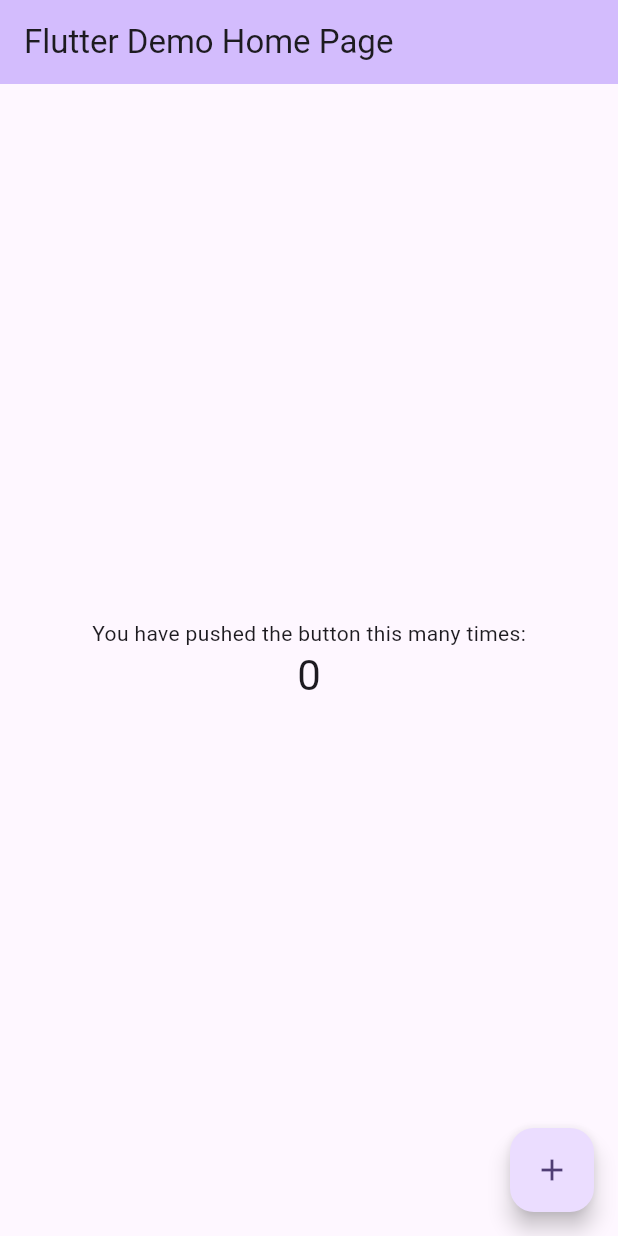
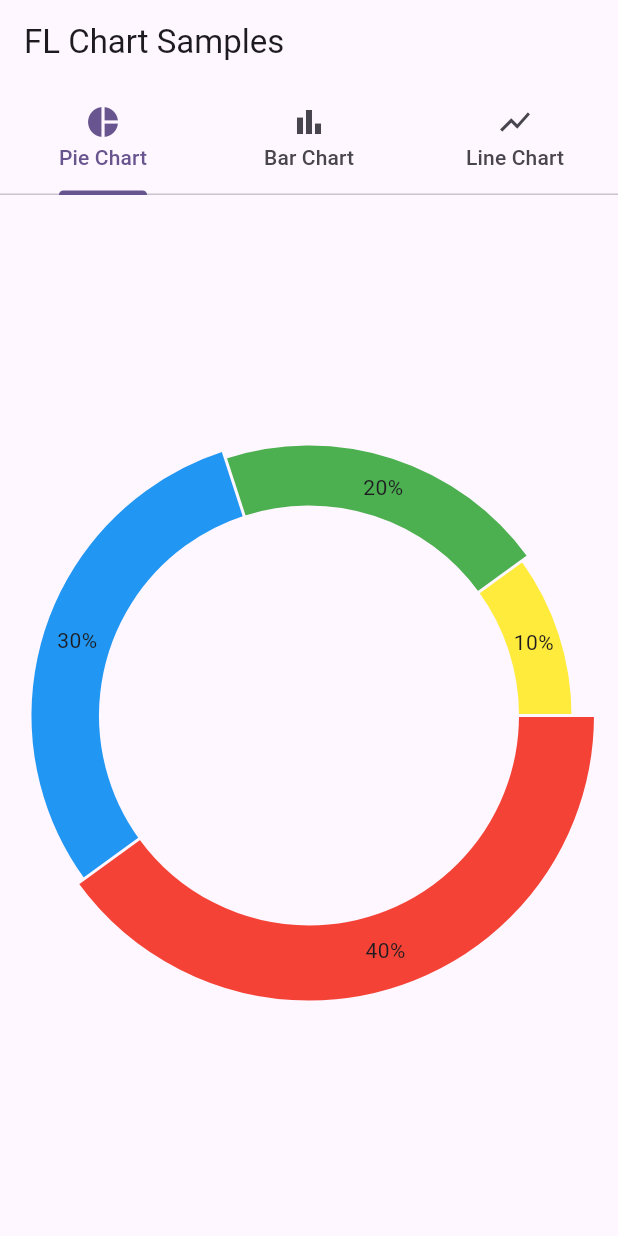
Before and after one commit to lightrao/flutter_fl_chart_demo, a Flutter app: the screen it shows after launch, on a phone screen of 412 x 824 dp. Run offline on Flutter 3.47's test engine with Material 3 defaults, Android fonts, the light colour scheme and no system bars; drawn by our look-alikes of fl_chart.

Commit message:
Add chart samples: implement pie, bar, and line charts

```diff
--- a/lib/main.dart
+++ b/lib/main.dart
@@ -1,4 +1,7 @@
 import 'package:flutter/material.dart';
+import 'widgets/pie_chart_sample.dart';
+import 'widgets/line_chart_sample.dart';
+import 'widgets/bar_chart_sample.dart';
 
 void main() {
   runApp(const MyApp());
@@ -11,112 +14,68 @@ class MyApp extends StatelessWidget {
   @override
   Widget build(BuildContext context) {
     return MaterialApp(
-      title: 'Flutter Demo',
+      title: 'FL Chart Demo',
       theme: ThemeData(
-        // This is the theme of your application.
-        //
-        // TRY THIS: Try running your application with "flutter run". You'll see
-        // the application has a purple toolbar. Then, without quitting the app,
-        // try changing the seedColor in the colorScheme below to Colors.green
-        // and then invoke "hot reload" (save your changes or press the "hot
-        // reload" button in a Flutter-supported IDE, or press "r" if you used
-        // the command line to start the app).
-        //
-        // Notice that the counter didn't reset back to zero; the application
-        // state is not lost during the reload. To reset the state, use hot
-        // restart instead.
-        //
-        // This works for code too, not just values: Most code changes can be
-        // tested with just a hot reload.
         colorScheme: ColorScheme.fromSeed(seedColor: Colors.deepPurple),
       ),
-      home: const MyHomePage(title: 'Flutter Demo Home Page'),
+      home: const ChartHomePage(),
     );
   }
 }
 
-class MyHomePage extends StatefulWidget {
-  const MyHomePage({super.key, required this.title});
-
-  // This widget is the home page of your application. It is stateful, meaning
-  // that it has a State object (defined below) that contains fields that affect
-  // how it looks.
-
-  // This class is the configuration for the state. It holds the values (in this
-  // case the title) provided by the parent (in this case the App widget) and
-  // used by the build method of the State. Fields in a Widget subclass are
-  // always marked "final".
-
-  final String title;
+class ChartHomePage extends StatefulWidget {
+  const ChartHomePage({super.key});
 
   @override
-  State<MyHomePage> createState() => _MyHomePageState();
+  State<ChartHomePage> createState() => _ChartHomePageState();
 }
 
-class _MyHomePageState extends State<MyHomePage> {
-  int _counter = 0;
+class _ChartHomePageState extends State<ChartHomePage> with SingleTickerProviderStateMixin {
+  late TabController _tabController;
 
-  void _incrementCounter() {
-    setState(() {
-      // This call to setState tells the Flutter framework that something has
-      // changed in this State, which causes it to rerun the build method below
-      // so that the display can reflect the updated values. If we changed
-      // _counter without calling setState(), then the build method would not be
-      // called again, and so nothing would appear to happen.
-      _counter++;
-    });
+  @override
+  void initState() {
+    super.initState();
+    _tabController = TabController(length: 3, vsync: this);
+  }
+
+  @override
+  void dispose() {
+    _tabController.dispose();
+    super.dispose();
   }
 
   @override
   Widget build(BuildContext context) {
-    // This method is rerun every time setState is called, for instance as done
-    // by the _incrementCounter method above.
-    //
-    // The Flutter framework has been optimized to make rerunning build methods
-    // fast, so that you can just rebuild anything that needs updating rather
-    // than having to individually change instances of widgets.
     return Scaffold(
       appBar: AppBar(
-        // TRY THIS: Try changing the color here to a specific color (to
-        // Colors.amber, perhaps?) and trigger a hot reload to see the AppBar
-        // change color while the other colors stay the same.
-        backgroundColor: Theme.of(context).colorScheme.inversePrimary,
-        // Here we take the value from the MyHomePage object that was created by
-        // the App.build method, and use it to set our appbar title.
-        title: Text(widget.title),
-      ),
-      body: Center(
-        // Center is a layout widget. It takes a single child and positions it
-        // in the middle of the parent.
-        child: Column(
-          // Column is also a layout widget. It takes a list of children and
-          // arranges them vertically. By default, it sizes itself to fit its
-          // children horizontally, and tries to be as tall as its parent.
-          //
-          // Column has various properties to control how it sizes itself and
-          // how it positions its children. Here we use mainAxisAlignment to
-          // center the children vertically; the main axis here is the vertical
-          // axis because Columns are vertical (the cross axis would be
-          // horizontal).
-          //
-          // TRY THIS: Invoke "debug painting" (choose the "Toggle Debug Paint"
-          // action in the IDE, or press "p" in the console), to see the
-          // wireframe for each widget.
-          mainAxisAlignment: MainAxisAlignment.center,
-          children: <Widget>[
-            const Text('You have pushed the button this many times:'),
-            Text(
-              '$_counter',
-              style: Theme.of(context).textTheme.headlineMedium,
-            ),
+        title: const Text('FL Chart Samples'),
+        bottom: TabBar(
+          controller: _tabController,
+          tabs: const [
+            Tab(icon: Icon(Icons.pie_chart), text: 'Pie Chart'),
+            Tab(icon: Icon(Icons.bar_chart), text: 'Bar Chart'),
+            Tab(icon: Icon(Icons.show_chart), text: 'Line Chart'),
           ],
         ),
       ),
-      floatingActionButton: FloatingActionButton(
-        onPressed: _incrementCounter,
-        tooltip: 'Increment',
-        child: const Icon(Icons.add),
-      ), // This trailing comma makes auto-formatting nicer for build methods.
+      body: TabBarView(
+        controller: _tabController,
+        children: const [
+          Padding(
+            padding: EdgeInsets.all(16.0),
+            child: PieChartSample(),
+          ),
+          Padding(
+            padding: EdgeInsets.all(16.0),
+            child: BarChartSample(),
+          ),
+          Padding(
+            padding: EdgeInsets.all(16.0),
+            child: LineChartSample(),
+          ),
+        ],
+      ),
     );
   }
 }
--- /dev/null
+++ b/lib/widgets/pie_chart_sample.dart
@@ -0,0 +1,50 @@
+import 'package:flutter/material.dart';
+import 'package:fl_chart/fl_chart.dart';
+
+class PieChartSample extends StatelessWidget {
+  const PieChartSample({super.key});
+
+  @override
+  Widget build(BuildContext context) {
+    return PieChart(
+      PieChartData(
+        sections: [
+          PieChartSectionData(
+            color: Colors.red,
+            value: 40,
+            title: '40%',
+            radius: 50,
+          ),
+          PieChartSectionData(
+            color: Colors.blue,
+            value: 30,
+            title: '30%',
+            radius: 45,
+          ),
+          PieChartSectionData(
+            color: Colors.green,
+            value: 20,
+            title: '20%',
+            radius: 40,
+          ),
+          PieChartSectionData(
+            color: Colors.yellow,
+            value: 10,
+            title: '10%',
+            radius: 35,
+          ),
+        ],
+        pieTouchData: PieTouchData(
+          touchCallback: (FlTouchEvent event, PieTouchResponse? response) {
+            if (!event.isInterestedForInteractions ||
+                response == null ||
+                response.touchedSection == null) {
+              return;
+            }
+            // Handle touch events here
+          },
+        ),
+      ),
+    );
+  }
+}
```
Also changed, not shown: lib/widgets/bar_chart_sample.dart (added, +75 -0 lines), lib/widgets/line_chart_sample.dart (added, +48 -0 lines).
